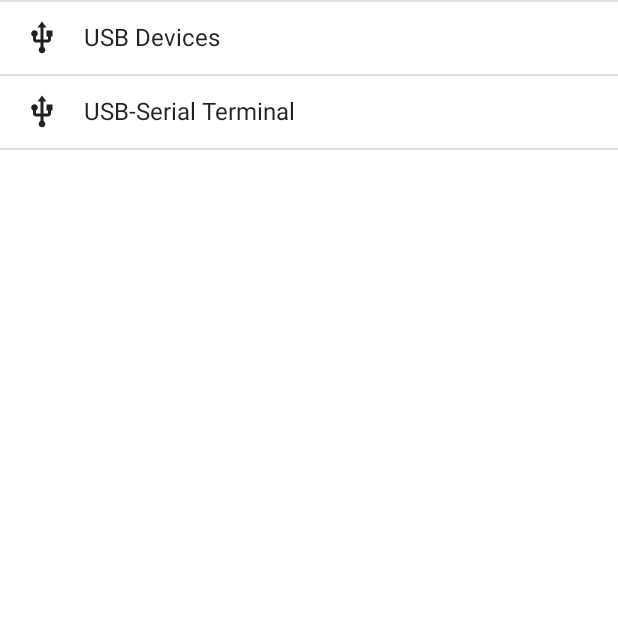
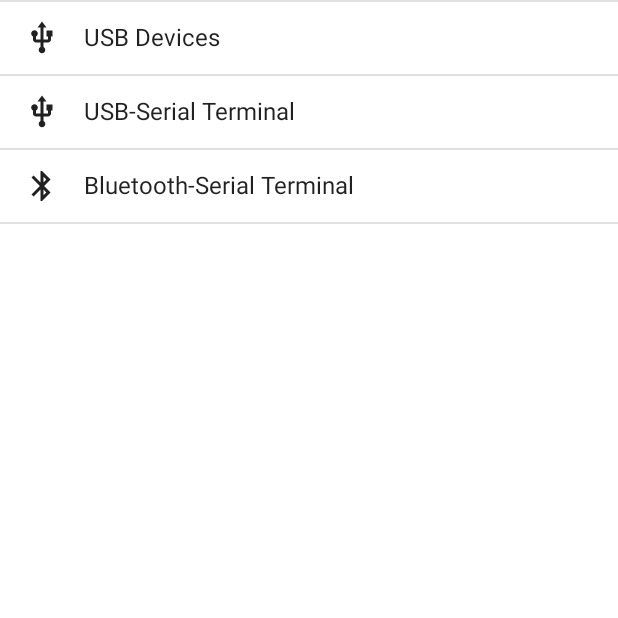
Before and after one commit to starfactorypixel/PixelApp_Kotlin, an Android app built with Jetpack Compose: the composable DebugContent shown on its own in the app's theme, on a phone screen of 412 x 824 dp, the top half of it. Run offline under Robolectric (Android 15) with nearby library versions, the phone set to English and light mode, and no system bars.

Commit message:
add bluetooth serial view

```diff
--- a/client/android/src/main/java/ru/starfactory/pixel/Di.kt
+++ b/client/android/src/main/java/ru/starfactory/pixel/Di.kt
@@ -11,6 +11,8 @@ import ru.starfactory.pixel.domain.usb_serial.UsbSerialInteractor
 import ru.starfactory.pixel.domain.usb_serial.UsbSerialInteractorImpl
 import ru.starfactory.pixel.repository.theme.ThemeRepository
 import ru.starfactory.pixel.repository.theme.ThemeRepositoryImpl
+import ru.starfactory.pixel.service.bluetooth.BluetoothService
+import ru.starfactory.pixel.service.bluetooth.BluetoothServiceImpl
 import ru.starfactory.pixel.service.permission.Permission
 import ru.starfactory.pixel.service.permission.PermissionService
 import ru.starfactory.pixel.service.permission.PermissionServiceImpl
@@ -29,6 +31,7 @@ import ru.starfactory.pixel.ui.screen.settings.SettingsViewModel
 @Suppress("FunctionName")
 fun MainModule() = DI.Module("main-module") {
     // Service
+    bindSingleton<BluetoothService> { BluetoothServiceImpl(instance()) }
     bindSingleton<PermissionService> { PermissionServiceImpl(instance()) }
     bindSingleton<UsbService> { UsbServiceImpl(instance(), instance()) }
     bindSingleton<UsbSerialService> { UsbSerialServiceImpl(instance(), instance()) }
--- a/client/android/src/main/java/ru/starfactory/pixel/Tag.kt
+++ b/client/android/src/main/java/ru/starfactory/pixel/Tag.kt
@@ -3,4 +3,5 @@ package ru.starfactory.pixel
 object Tag {
     const val USB = "PixelUsb"
     const val USB_SERIAL = "PixelUsbSerial"
+    const val BLUETOOTH = "PixelBluetooth"
 }
--- a/client/android/src/main/java/ru/starfactory/pixel/domain/permission/PermissionInteractor.kt
+++ b/client/android/src/main/java/ru/starfactory/pixel/domain/permission/PermissionInteractor.kt
@@ -4,9 +4,11 @@ import ru.starfactory.pixel.service.permission.Permission
 import ru.starfactory.pixel.service.permission.PermissionService
 
 interface PermissionInteractor {
+    fun getIsPermissionGranted(permission: Permission): Boolean
     suspend fun requestPermission(permission: Permission): Boolean
 }
 
 class PermissionInteractorImpl(private val permissionService: PermissionService) : PermissionInteractor {
+    override fun getIsPermissionGranted(permission: Permission): Boolean = permissionService.getIsPermissionGranted(permission)
     override suspend fun requestPermission(permission: Permission): Boolean = permissionService.requestPermission(permission)
 }
--- a/client/android/src/main/java/ru/starfactory/pixel/ui/screen/debug/DebugView.kt
+++ b/client/android/src/main/java/ru/starfactory/pixel/ui/screen/debug/DebugView.kt
@@ -31,6 +31,7 @@ fun DebugView(viewModel: DebugViewModel = decomposeViewModel()) {
     DebugContent(
         onClickUsbDevices = viewModel::onClickUsbDevices,
         onClickUsbSerialTerminal = viewModel::onClickUsbSerialTerminal,
+        onBluetoothSerialTerminal = viewModel::onBluetoothSerialTerminal,
     )
 }
 
@@ -38,11 +39,17 @@ fun DebugView(viewModel: DebugViewModel = decomposeViewModel()) {
 fun DebugContent(
     onClickUsbDevices: () -> Unit = {},
     onClickUsbSerialTerminal: () -> Unit = {},
+    onBluetoothSerialTerminal: () -> Unit = {},
 ) {
     Column {
         Divider()
         MenuButton(text = "USB Devices", icon = painterResource(id = R.drawable.ic_usb), onClick = onClickUsbDevices)
         MenuButton(text = "USB-Serial Terminal", icon = painterResource(id = R.drawable.ic_usb), onClick = onClickUsbSerialTerminal)
+        MenuButton(
+            text = "Bluetooth-Serial Terminal",
+            icon = painterResource(id = R.drawable.ic_bluetooth),
+            onClick = onBluetoothSerialTerminal
+        )
     }
 }
 
--- /dev/null
+++ b/client/android/src/main/res/drawable/ic_bluetooth.xml
@@ -0,0 +1,10 @@
+<vector xmlns:android="http://schemas.android.com/apk/res/android"
+    android:width="24dp"
+    android:height="24dp"
+    android:tint="#000000"
+    android:viewportWidth="24"
+    android:viewportHeight="24">
+    <path
+        android:fillColor="@android:color/white"
+        android:pathData="M17.71,7.71L12,2h-1v7.59L6.41,5 5,6.41 10.59,12 5,17.59 6.41,19 11,14.41L11,22h1l5.71,-5.71 -4.3,-4.29 4.3,-4.29zM13,5.83l1.88,1.88L13,9.59L13,5.83zM14.88,16.29L13,18.17v-3.76l1.88,1.88z" />
+</vector>
```
Also changed, not shown: client/android/src/main/java/ru/starfactory/pixel/service/bluetooth/BluetoothService.kt (added, +23 -0 lines), client/android/src/main/java/ru/starfactory/pixel/service/permission/PermissionService.kt (+6 -1 lines), client/android/src/main/java/ru/starfactory/pixel/ui/screen/Screens.kt (+19 -0 lines), client/android/src/main/java/ru/starfactory/pixel/ui/screen/debug/DebugViewModel.kt (+14 -0 lines), client/android/src/main/java/ru/starfactory/pixel/ui/screen/debug/bluetooth_serial/BluetoothSerialView.kt (added, +8 -0 lines), client/android/src/main/java/ru/starfactory/pixel/ui/screen/request_permission/RequestPermissionView.kt (+7 -1 lines).
